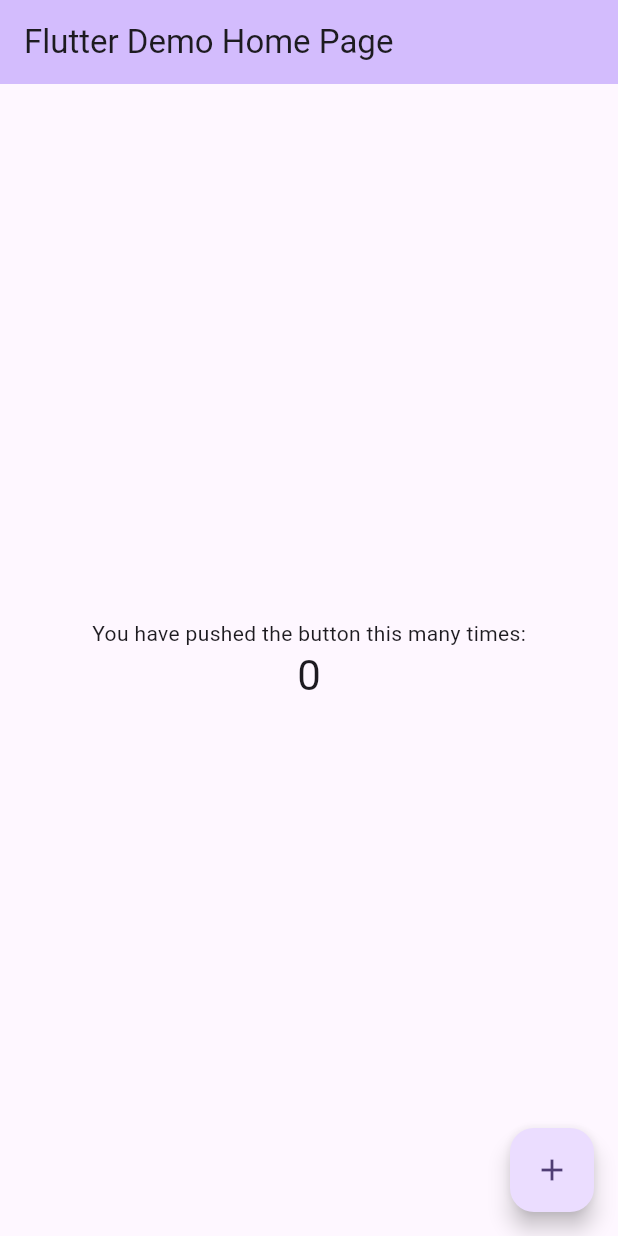
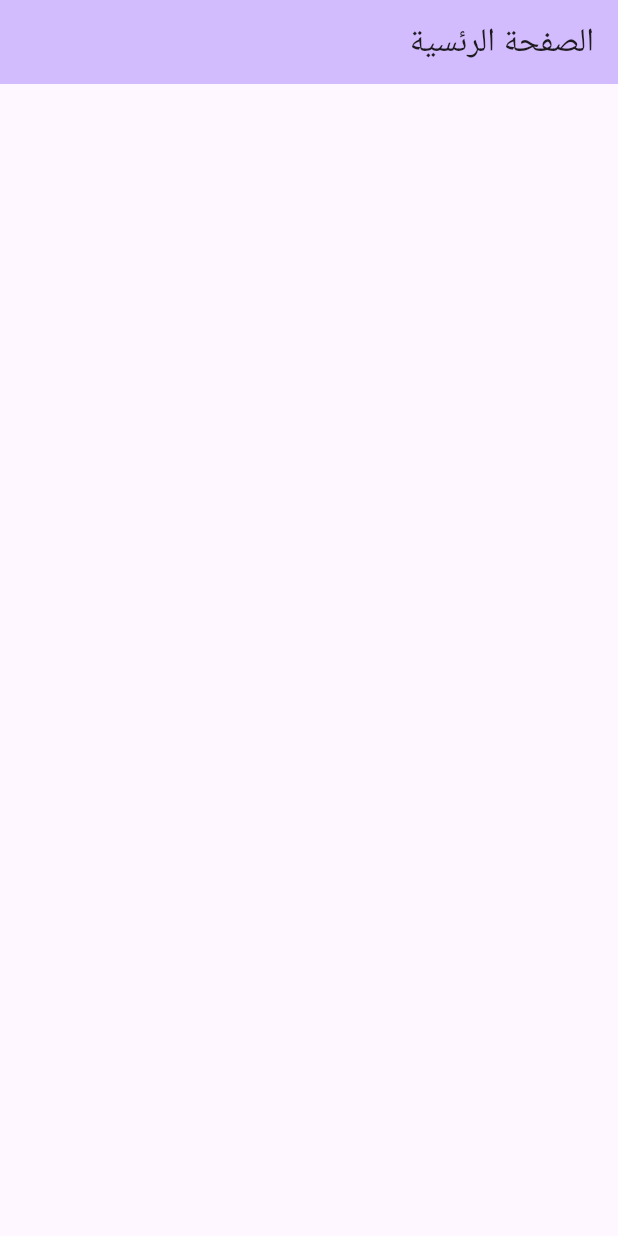
Before and after one commit to Arwa85/nazam, a Flutter app: the screen it shows after launch, on a phone screen of 412 x 824 dp. Run offline on Flutter 3.47's test engine with Material 2 defaults, Android fonts, the phone set to English and light mode, and no system bars.

Commit message:
change main

```diff
--- a/App/nazam/lib/main.dart
+++ b/App/nazam/lib/main.dart
@@ -11,42 +11,20 @@
   @override
   Widget build(BuildContext context) {
     return MaterialApp(
-      title: 'Flutter Demo',
+      title: 'نظّم',
       theme: ThemeData(
-        // This is the theme of your application.
-        //
-        // TRY THIS: Try running your application with "flutter run". You'll see
-        // the application has a blue toolbar. Then, without quitting the app,
-        // try changing the seedColor in the colorScheme below to Colors.green
-        // and then invoke "hot reload" (save your changes or press the "hot
-        // reload" button in a Flutter-supported IDE, or press "r" if you used
-        // the command line to start the app).
-        //
-        // Notice that the counter didn't reset back to zero; the application
-        // state is not lost during the reload. To reset the state, use hot
-        // restart instead.
-        //
-        // This works for code too, not just values: Most code changes can be
-        // tested with just a hot reload.
         colorScheme: ColorScheme.fromSeed(seedColor: Colors.deepPurple),
         useMaterial3: true,
       ),
-      home: const MyHomePage(title: 'Flutter Demo Home Page'),
+      home: Directionality(
+          textDirection: TextDirection.rtl,
+          child: Scaffold(body: MyHomePage(title: 'الصفحة الرئسية'))),
     );
   }
 }
 
 class MyHomePage extends StatefulWidget {
   const MyHomePage({super.key, required this.title});
-
-  // This widget is the home page of your application. It is stateful, meaning
-  // that it has a State object (defined below) that contains fields that affect
-  // how it looks.
-
-  // This class is the configuration for the state. It holds the values (in this
-  // case the title) provided by the parent (in this case the App widget) and
-  // used by the build method of the State. Fields in a Widget subclass are
-  // always marked "final".
 
   final String title;
 
@@ -55,71 +33,14 @@
 }
 
 class _MyHomePageState extends State<MyHomePage> {
-  int _counter = 0;
-
-  void _incrementCounter() {
-    setState(() {
-      // This call to setState tells the Flutter framework that something has
-      // changed in this State, which causes it to rerun the build method below
-      // so that the display can reflect the updated values. If we changed
-      // _counter without calling setState(), then the build method would not be
-      // called again, and so nothing would appear to happen.
-      _counter++;
-    });
-  }
-
   @override
   Widget build(BuildContext context) {
-    // This method is rerun every time setState is called, for instance as done
-    // by the _incrementCounter method above.
-    //
-    // The Flutter framework has been optimized to make rerunning build methods
-    // fast, so that you can just rebuild anything that needs updating rather
-    // than having to individually change instances of widgets.
     return Scaffold(
       appBar: AppBar(
-        // TRY THIS: Try changing the color here to a specific color (to
-        // Colors.amber, perhaps?) and trigger a hot reload to see the AppBar
-        // change color while the other colors stay the same.
         backgroundColor: Theme.of(context).colorScheme.inversePrimary,
-        // Here we take the value from the MyHomePage object that was created by
-        // the App.build method, and use it to set our appbar title.
         title: Text(widget.title),
       ),
-      body: Center(
-        // Center is a layout widget. It takes a single child and positions it
-        // in the middle of the parent.
-        child: Column(
-          // Column is also a layout widget. It takes a list of children and
-          // arranges them vertically. By default, it sizes itself to fit its
-          // children horizontally, and tries to be as tall as its parent.
-          //
-          // Column has various properties to control how it sizes itself and
-          // how it positions its children. Here we use mainAxisAlignment to
-          // center the children vertically; the main axis here is the vertical
-          // axis because Columns are vertical (the cross axis would be
-          // horizontal).
-          //
-          // TRY THIS: Invoke "debug painting" (choose the "Toggle Debug Paint"
-          // action in the IDE, or press "p" in the console), to see the
-          // wireframe for each widget.
-          mainAxisAlignment: MainAxisAlignment.center,
-          children: <Widget>[
-            const Text(
-              'You have pushed the button this many times:',
-            ),
-            Text(
-              '$_counter',
-              style: Theme.of(context).textTheme.headlineMedium,
-            ),
-          ],
-        ),
-      ),
-      floatingActionButton: FloatingActionButton(
-        onPressed: _incrementCounter,
-        tooltip: 'Increment',
-        child: const Icon(Icons.add),
-      ), // This trailing comma makes auto-formatting nicer for build methods.
+      body: Center(),
     );
   }
 }
```
